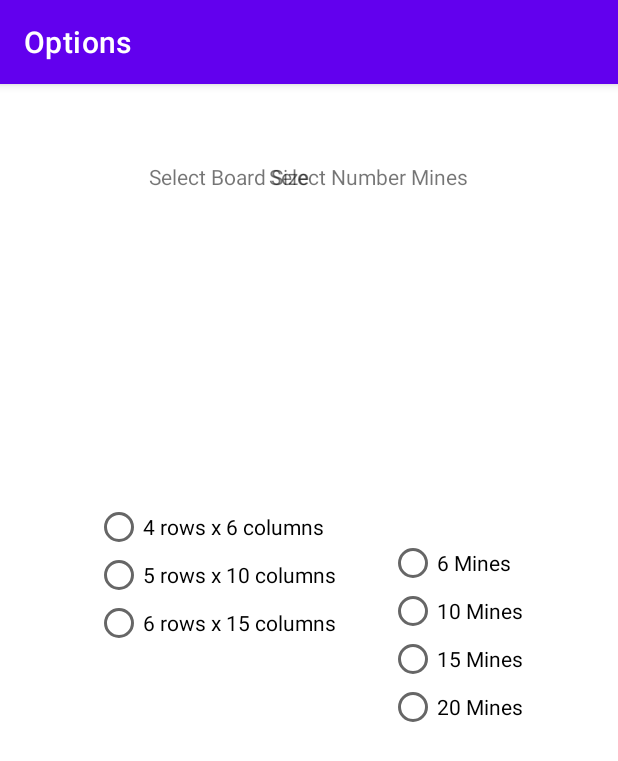
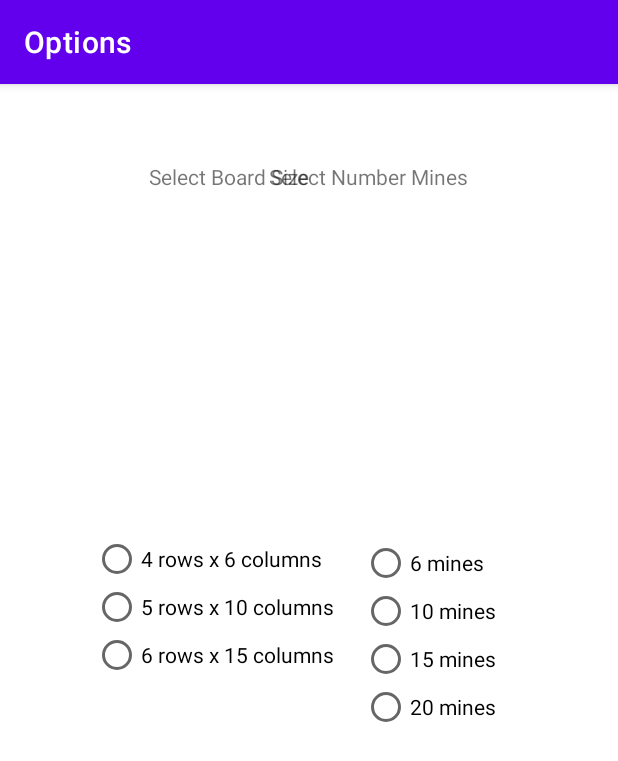
Before and after one commit to shadmanh123/Android_Game_App, an Android app: the OptionActivity screen opened directly, with no data from a screen before it, on a phone screen of 412 x 824 dp. Shown: the top 761 px of the screen. Run offline under Robolectric (Android 15) with nearby library versions, the phone set to English and light mode, and no system bars.

Commit message:
Fix errors in OptionActivity file

```diff
--- a/app/src/main/java/ca/cmpt276/as3/OptionActivity.java
+++ b/app/src/main/java/ca/cmpt276/as3/OptionActivity.java
@@ -46,7 +46,7 @@ public class OptionActivity extends AppCompatActivity {
         for (int i = 0; i < numMines.length; i++) {
             int numMine = numMines[i];
             RadioButton button = new RadioButton(this);
-            button.setText(numMine + " Mines");
+            button.setText(numMine + " mines");
 
             // meaningless message
             button.setOnClickListener(new View.OnClickListener() {
--- a/app/src/main/res/layout/activity_option.xml
+++ b/app/src/main/res/layout/activity_option.xml
@@ -12,7 +12,7 @@
         android:layout_height="wrap_content"
         app:layout_constraintBottom_toBottomOf="parent"
         app:layout_constraintEnd_toEndOf="parent"
-        app:layout_constraintHorizontal_bias="0.804"
+        app:layout_constraintHorizontal_bias="0.748"
         app:layout_constraintStart_toStartOf="parent"
         app:layout_constraintTop_toTopOf="parent"
         app:layout_constraintVertical_bias="0.474" />
@@ -45,9 +45,9 @@
         android:layout_height="wrap_content"
         app:layout_constraintBottom_toBottomOf="parent"
         app:layout_constraintEnd_toEndOf="parent"
-        app:layout_constraintHorizontal_bias="0.251"
+        app:layout_constraintHorizontal_bias="0.248"
         app:layout_constraintStart_toStartOf="parent"
         app:layout_constraintTop_toTopOf="parent"
-        app:layout_constraintVertical_bias="0.416" />
+        app:layout_constraintVertical_bias="0.447" />
 
 </androidx.constraintlayout.widget.ConstraintLayout>
```
